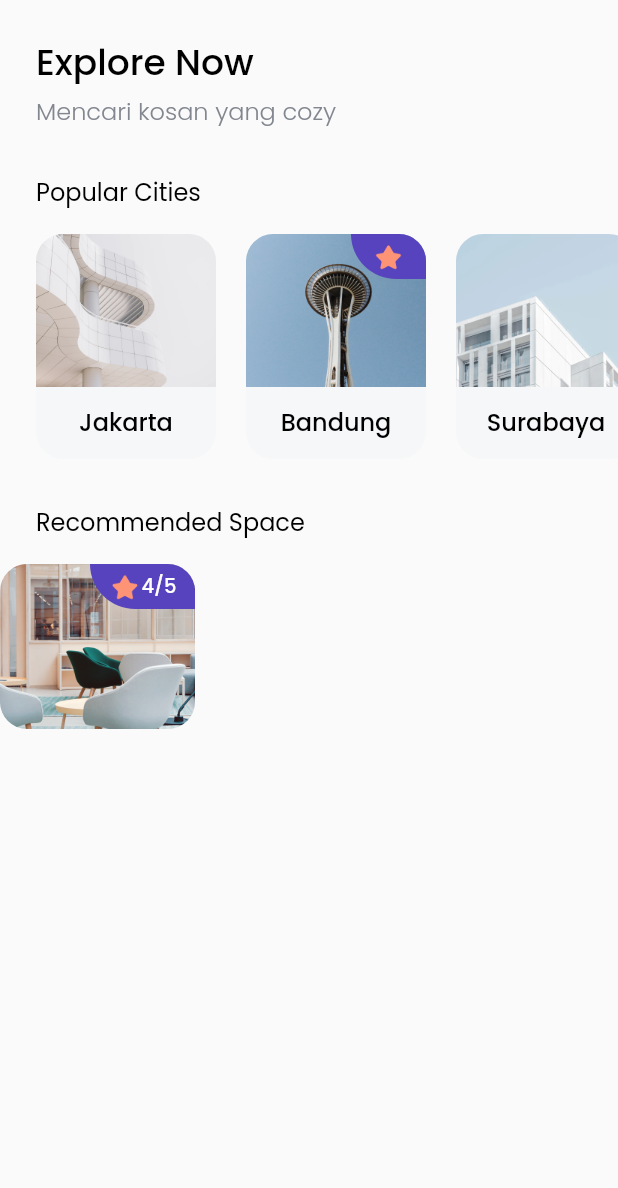
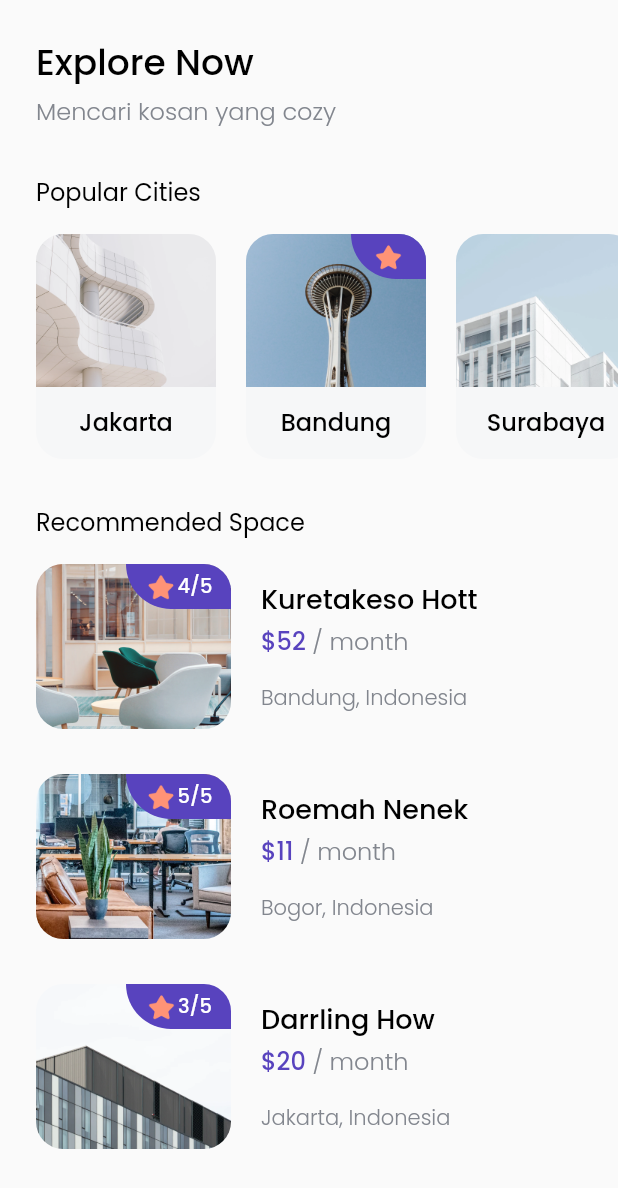
Before and after one commit to numanizudin/hotdoor_apps, a Flutter app: the HomePage screen opened directly, on a phone screen of 412 x 824 dp. Shown: the top 1188 px of the screen. Run offline on Flutter 3.47's test engine with Material 2 defaults, Android fonts, the phone set to English and light mode, and no system bars; our stand-ins replace google_fonts.

Commit message:
space update

```diff
--- /dev/null
+++ b/lib/models/space.dart
@@ -0,0 +1,50 @@
+class Space {
+  int id;
+  String name;
+  String imageUrl;
+  int price;
+  String city;
+  String country;
+  int rating;
+  String address;
+  String phone;
+  String mapUrl;
+  List photos;
+  int numberOfKitchens;
+  int numberOfBedrooms;
+  int numberOfCupboards;
+
+  Space({
+    this.city,
+    this.country,
+    this.id,
+    this.imageUrl,
+    this.name,
+    this.price,
+    this.rating,
+    this.address,
+    this.mapUrl,
+    this.numberOfBedrooms,
+    this.numberOfCupboards,
+    this.numberOfKitchens,
+    this.phone,
+    this.photos,
+  });
+
+  Space.fromJson(json) {
+    id = json['id'];
+    name = json['name'];
+    city = json['city'];
+    country = json['country'];
+    imageUrl = json['image_url'];
+    price = json['price'];
+    rating = json['rating'];
+    address = json['address'];
+    phone = json['phone'];
+    mapUrl = json['map_url'];
+    photos = json['photos'];
+    numberOfBedrooms = json['number_of_bedrooms'];
+    numberOfCupboards = json['number_of_cupboards'];
+    numberOfKitchens = json['number_of_kitchens'];
+  }
+}
--- a/lib/pages/home_page.dart
+++ b/lib/pages/home_page.dart
@@ -1,5 +1,6 @@
 import 'package:flutter/material.dart';
 import 'package:hotdoor_apps/models/city.dart';
+import 'package:hotdoor_apps/models/space.dart';
 import 'package:hotdoor_apps/theme.dart';
 import 'package:hotdoor_apps/widgets/city_card.dart';
 import 'package:hotdoor_apps/widgets/space_card.dart';
@@ -9,6 +10,7 @@ class HomePage extends StatelessWidget {
   Widget build(BuildContext context) {
     return Scaffold(
       body: SafeArea(
+        bottom: false,
         child: Padding(
           padding: EdgeInsets.symmetric(
             vertical: edge,
@@ -111,10 +113,53 @@ class HomePage extends StatelessWidget {
               SizedBox(
                 height: 16,
               ),
-              Column(
-                children: [
-                  SpaceCard(),
-                ],
+              Padding(
+                padding: EdgeInsets.symmetric(
+                  horizontal: edge,
+                ),
+                child: Column(
+                  children: [
+                    SpaceCard(
+                      Space(
+                        id: 1,
+                        name: 'Kuretakeso Hott',
+                        price: 52,
+                        imageUrl: 'assets/space1.png',
+                        city: 'Bandung',
+                        country: 'Indonesia',
+                        rating: 4,
+                      ),
+                    ),
+                    SizedBox(
+                      height: 30,
+                    ),
+                    SpaceCard(
+                      Space(
+                        id: 2,
+                        name: 'Roemah Nenek',
+                        price: 11,
+                        imageUrl: 'assets/space2.png',
+                        city: 'Bogor',
+                        country: 'Indonesia',
+                        rating: 5,
+                      ),
+                    ),
+                    SizedBox(
+                      height: 30,
+                    ),
+                    SpaceCard(
+                      Space(
+                        id: 3,
+                        name: 'Darrling How',
+                        price: 20,
+                        imageUrl: 'assets/space3.png',
+                        city: 'Jakarta',
+                        country: 'Indonesia',
+                        rating: 3,
+                      ),
+                    ),
+                  ],
+                ),
               ),
             ],
           ),
--- a/lib/widgets/space_card.dart
+++ b/lib/widgets/space_card.dart
@@ -1,8 +1,12 @@
 import 'package:flutter/material.dart';
+import 'package:hotdoor_apps/models/space.dart';
 
 import '../theme.dart';
 
 class SpaceCard extends StatelessWidget {
+  final Space space;
+  SpaceCard(this.space);
+
   @override
   Widget build(BuildContext context) {
     return Row(
@@ -15,7 +19,7 @@ class SpaceCard extends StatelessWidget {
             child: Stack(
               children: [
                 Image.asset(
-                  'assets/space1.png',
+                  space.imageUrl,
                 ),
                 Align(
                   alignment: Alignment.topRight,
@@ -38,7 +42,7 @@ class SpaceCard extends StatelessWidget {
                           height: 22,
                         ),
                         Text(
-                          '4/5',
+                          '${space.rating}/5',
                           style: whiteTextStyle.copyWith(
                             fontSize: 13,
                           ),
@@ -51,6 +55,46 @@ class SpaceCard extends StatelessWidget {
             ),
           ),
         ),
+        SizedBox(
+          width: 20,
+        ),
+        Column(
+          crossAxisAlignment: CrossAxisAlignment.start,
+          children: [
+            Text(
+              space.name,
+              style: blackTextStyle.copyWith(
+                fontSize: 18,
+              ),
+            ),
+            SizedBox(
+              height: 2,
+            ),
+            Text.rich(
+              TextSpan(
+                text: '\$${space.price}',
+                style: purpleTextStyle.copyWith(
+                  fontSize: 16,
+                ),
+                children: [
+                  TextSpan(
+                    text: ' / month',
+                    style: greyTextStyle.copyWith(
+                      fontSize: 16,
+                    ),
+                  ),
+                ],
+              ),
+            ),
+            SizedBox(
+              height: 16,
+            ),
+            Text(
+              '${space.city}, ${space.country}',
+              style: greyTextStyle,
+            ),
+          ],
+        ),
       ],
     );
   }
```
